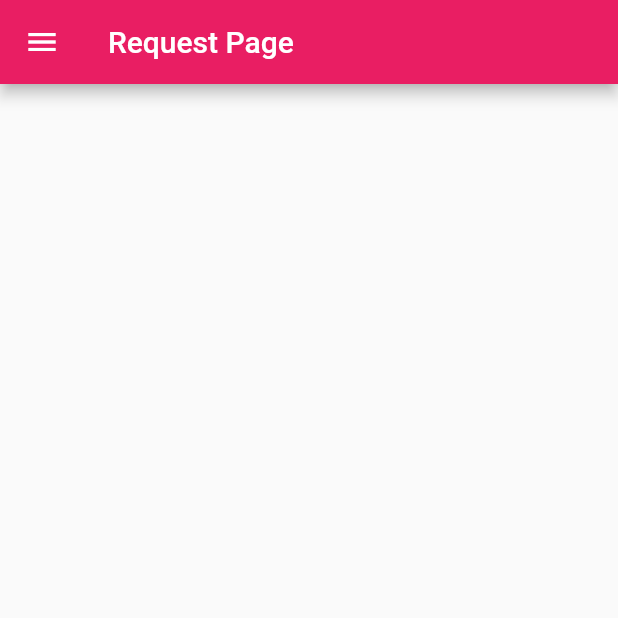
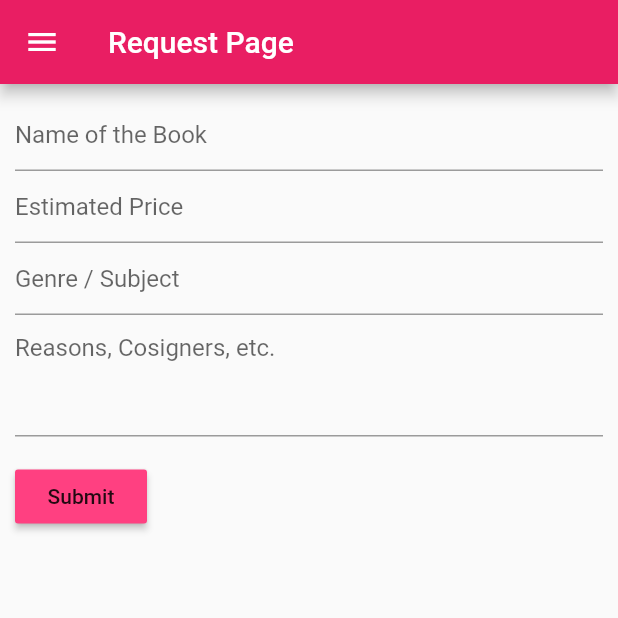
Before and after one commit to AnimeshSinha1309/library-management, a Flutter app: the RequestPage screen opened by its route, on a phone screen of 412 x 824 dp, the top half of it. Run offline on Flutter 3.47's test engine with Material 2 defaults, Android fonts, the phone set to English and light mode, and no system bars; missing offline and left inert: barcode_scan; network calls fail.

Commit message:
WIP: A form for new books
Just put a a plain form for new books with basic validation.

```diff
--- a/libmate/lib/request.dart
+++ b/libmate/lib/request.dart
@@ -8,6 +8,8 @@ class RequestPage extends StatefulWidget {
 }
 
 class _RequestPageState extends State<RequestPage> {
+  final _formKey = GlobalKey<FormState>();
+
   @override
   Widget build(BuildContext context) {
     return Scaffold(
@@ -15,6 +17,75 @@ class _RequestPageState extends State<RequestPage> {
         title: new Text('Request Page'),
       ),
       drawer: AppDrawer(),
+      body: Container(
+        padding: EdgeInsets.all(10),
+        child: Form(
+          key: _formKey,
+          child: Column(
+            crossAxisAlignment: CrossAxisAlignment.start,
+            children: <Widget>[
+              TextFormField(
+                keyboardType: TextInputType.text,
+                decoration: InputDecoration(hintText: "Name of the Book"),
+                validator: (value) {
+                  if (value.isEmpty) {
+                    return 'Please enter some text';
+                  }
+                  return null;
+                },
+              ),
+              TextFormField(
+                keyboardType: TextInputType.number,
+                decoration: InputDecoration(hintText: "Estimated Price"),
+                validator: (value) {
+                  if (value.isEmpty) {
+                    return 'Please enter some text';
+                  }
+                  return null;
+                },
+              ),
+              TextFormField(
+                keyboardType: TextInputType.text,
+                decoration: InputDecoration(hintText: "Genre / Subject"),
+                validator: (value) {
+                  if (value.isEmpty) {
+                    return 'Please enter some text';
+                  }
+                  return null;
+                },
+              ),
+              TextFormField(
+                keyboardType: TextInputType.text,
+                decoration: InputDecoration(hintText: "Reasons, Cosigners, etc."),
+                maxLines: 3,
+                validator: (value) {
+                  if (value.isEmpty) {
+                    return 'Please enter some text';
+                  }
+                  return null;
+                },
+              ),
+              Padding(
+                padding: const EdgeInsets.symmetric(vertical: 16.0),
+                child: RaisedButton(
+                  color: Colors.pinkAccent,
+                  onPressed: () {
+                    // Validate returns true if the form is valid, or false
+                    // otherwise.
+                    if (_formKey.currentState.validate()) {
+                      // If the form is valid, display a Snackbar.
+                      Scaffold.of(context).showSnackBar(SnackBar(
+                        content: Text('Backend for the App is not Ready'))
+                      );
+                    }
+                  },
+                  child: Text('Submit'),
+                ),
+              ),
+            ],
+          ),
+        )
+      )
     );
   }
 }
```
Also changed, not shown: 1 other file.
